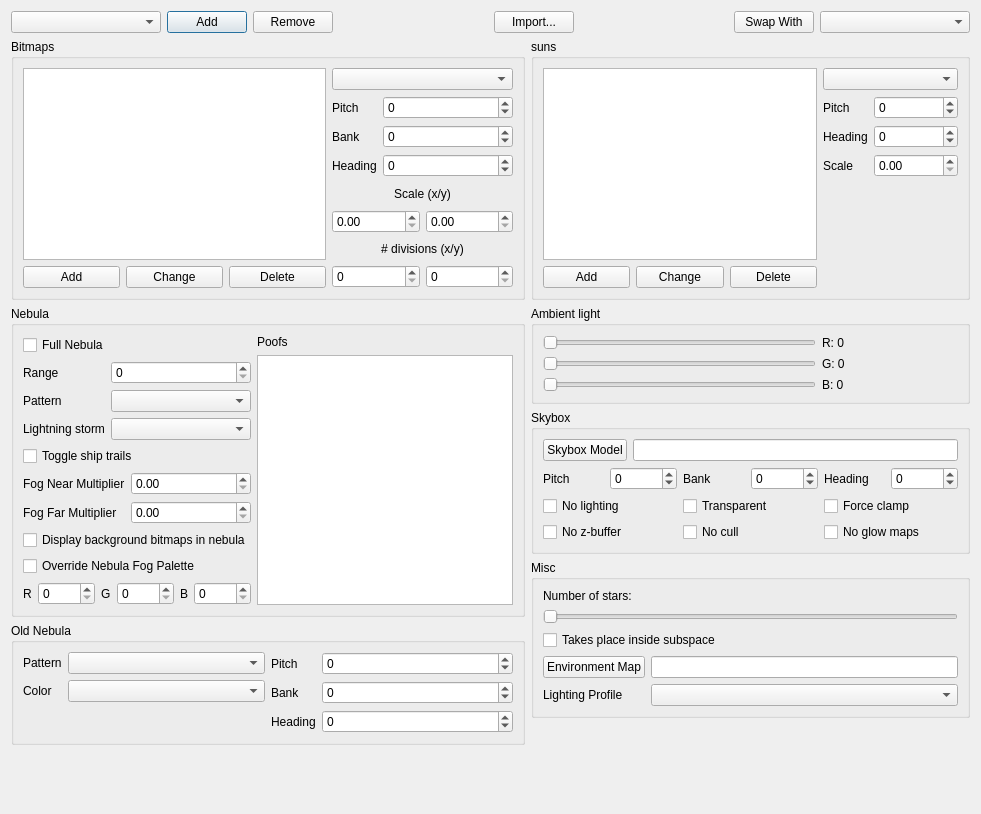
This is qtfred/ui/BackgroundEditor.ui in scp-fs2open/fs2open.github.com as Qt 5 draws it before an edit. The edited form follows.
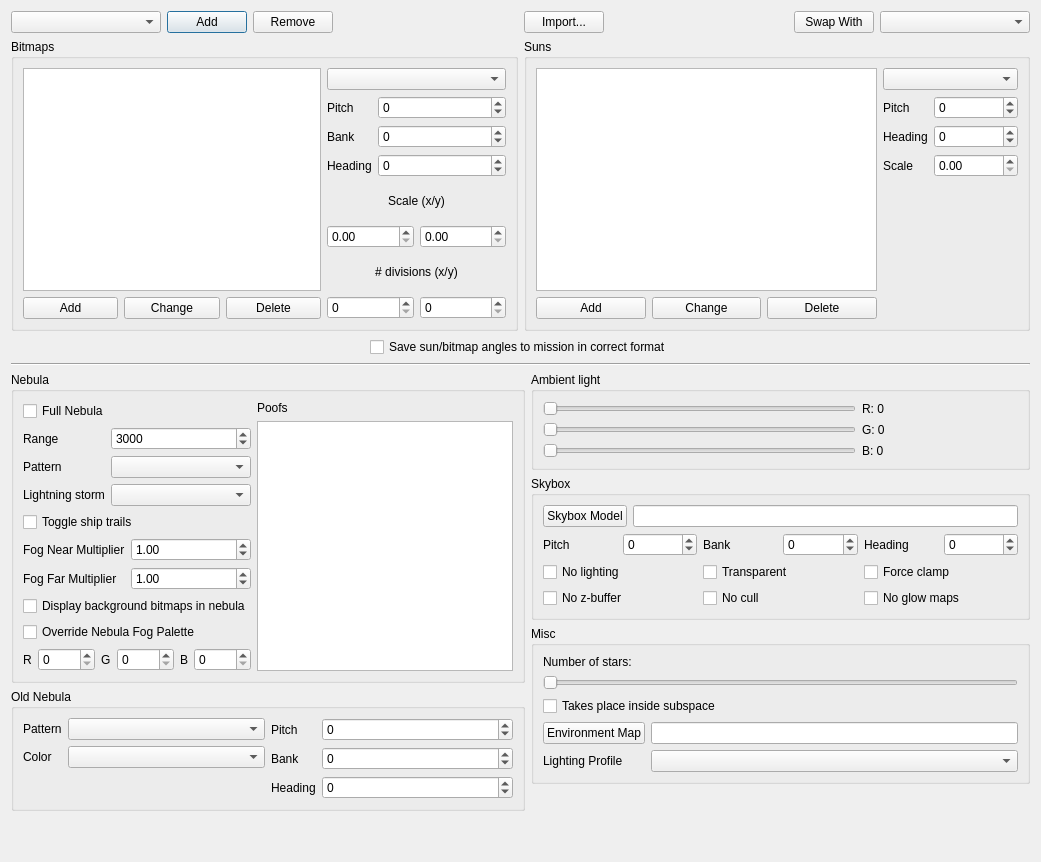
This is the edited form.

Commit message: nebula groups

Patch:
```diff
--- a/qtfred/ui/BackgroundEditor.ui
+++ b/qtfred/ui/BackgroundEditor.ui
@@ -6,8 +6,8 @@
    <rect>
     <x>0</x>
     <y>0</y>
-    <width>981</width>
-    <height>814</height>
+    <width>1041</width>
+    <height>862</height>
    </rect>
   </property>
   <property name="windowTitle">
@@ -93,9 +93,7 @@
     </layout>
    </item>
    <item>
-    <layout class="QHBoxLayout" name="mainHorizontalLayout">
-     <item>
-      <layout class="QVBoxLayout" name="leftLayout">
+    <layout class="QHBoxLayout" name="backgroundHorizontalLayout">
        <item>
         <widget class="QGroupBox" name="bitmapsGroupBox">
          <property name="title">
@@ -262,6 +260,165 @@
         </widget>
        </item>
        <item>
+      <widget class="QGroupBox" name="sunsGroupBox">
+       <property name="title">
+        <string>Suns</string>
+       </property>
+       <layout class="QHBoxLayout" name="horizontalLayout_16">
+        <item>
+         <layout class="QVBoxLayout" name="sunLeftLayout">
+          <item>
+           <widget class="QListWidget" name="sunsListWidget"/>
+          </item>
+          <item>
+           <layout class="QHBoxLayout" name="sunsButtonsLayout">
+            <item>
+             <widget class="QPushButton" name="addSunButton">
+              <property name="text">
+               <string>Add</string>
+              </property>
+             </widget>
+            </item>
+            <item>
+             <widget class="QPushButton" name="changeSunButton">
+              <property name="text">
+               <string>Change</string>
+              </property>
+             </widget>
+            </item>
+            <item>
+             <widget class="QPushButton" name="deleteSunButton">
+              <property name="text">
+               <string>Delete</string>
+              </property>
+             </widget>
+            </item>
+           </layout>
+          </item>
+         </layout>
+        </item>
+        <item>
+         <layout class="QVBoxLayout" name="sunRightLayout">
+          <item>
+           <widget class="QComboBox" name="sunSelectionCombo"/>
+          </item>
+          <item>
+           <layout class="QFormLayout" name="sunsFormLayout">
+            <item row="0" column="0">
+             <widget class="QLabel" name="sunsPitchLabel">
+              <property name="text">
+               <string>Pitch</string>
+              </property>
+             </widget>
+            </item>
+            <item row="0" column="1">
+             <widget class="QSpinBox" name="sunPitchSpin">
+              <property name="wrapping">
+               <bool>true</bool>
+              </property>
+              <property name="maximum">
+               <number>16777215</number>
+              </property>
+             </widget>
+            </item>
+            <item row="1" column="0">
+             <widget class="QLabel" name="sunsHeadingLabel">
+              <property name="text">
+               <string>Heading</string>
+              </property>
+             </widget>
+            </item>
+            <item row="1" column="1">
+             <widget class="QSpinBox" name="sunHeadingSpin">
+              <property name="wrapping">
+               <bool>true</bool>
+              </property>
+              <property name="maximum">
+               <number>16777215</number>
+              </property>
+             </widget>
+            </item>
+            <item row="2" column="0">
+             <widget class="QLabel" name="sunScaleLabel">
+              <property name="text">
+               <string>Scale</string>
+              </property>
+             </widget>
+            </item>
+            <item row="2" column="1">
+             <widget class="QDoubleSpinBox" name="sunScaleDoubleSpinBox">
+              <property name="minimumSize">
+               <size>
+                <width>75</width>
+                <height>0</height>
+               </size>
+              </property>
+              <property name="maximum">
+               <double>16777215.000000000000000</double>
+              </property>
+              <property name="singleStep">
+               <double>0.100000000000000</double>
+              </property>
+             </widget>
+            </item>
+           </layout>
+          </item>
+         </layout>
+        </item>
+       </layout>
+      </widget>
+     </item>
+    </layout>
+   </item>
+   <item>
+    <layout class="QHBoxLayout" name="backgroundFooterLayout">
+     <item>
+      <spacer name="checkboxCenteringLeft">
+       <property name="orientation">
+        <enum>Qt::Horizontal</enum>
+       </property>
+       <property name="sizeHint" stdset="0">
+        <size>
+         <width>40</width>
+         <height>20</height>
+        </size>
+       </property>
+      </spacer>
+     </item>
+     <item>
+      <widget class="QCheckBox" name="useCorrectAngleFormatCheckBox">
+       <property name="text">
+        <string>Save sun/bitmap angles to mission in correct format</string>
+       </property>
+      </widget>
+     </item>
+     <item>
+      <spacer name="checkboxCenteringRight">
+       <property name="orientation">
+        <enum>Qt::Horizontal</enum>
+       </property>
+       <property name="sizeHint" stdset="0">
+        <size>
+         <width>40</width>
+         <height>20</height>
+        </size>
+       </property>
+      </spacer>
+     </item>
+    </layout>
+   </item>
+   <item>
+    <widget class="Line" name="line">
+     <property name="orientation">
+      <enum>Qt::Horizontal</enum>
+     </property>
+    </widget>
+   </item>
+   <item>
+    <layout class="QHBoxLayout" name="mainHorizontalLayout">
+     <item>
+      <layout class="QVBoxLayout" name="leftLayout">
+       <item>
         <widget class="QGroupBox" name="nebulaGroupBox">
          <property name="title">
           <string>Nebula</string>
@@ -310,6 +467,9 @@
                 <property name="maximum">
                  <number>16777215</number>
                 </property>
+                <property name="value">
+                 <number>3000</number>
+                </property>
                </widget>
               </item>
              </layout>
@@ -345,6 +505,9 @@
                 <property name="singleStep">
                  <double>0.100000000000000</double>
                 </property>
+                <property name="value">
+                 <double>1.000000000000000</double>
+                </property>
                </widget>
               </item>
               <item row="1" column="1">
@@ -355,6 +518,9 @@
                 <property name="singleStep">
                  <double>0.100000000000000</double>
                 </property>
+                <property name="value">
+                 <double>1.000000000000000</double>
+                </property>
                </widget>
               </item>
              </layout>
@@ -437,7 +603,11 @@
              </widget>
             </item>
             <item>
-             <widget class="QListWidget" name="poofsListWidget"/>
+             <widget class="QListWidget" name="poofsListWidget">
+              <property name="selectionMode">
+               <enum>QAbstractItemView::MultiSelection</enum>
+              </property>
+             </widget>
             </item>
            </layout>
           </item>
@@ -567,115 +737,6 @@
      </item>
      <item>
       <layout class="QVBoxLayout" name="rightLayout">
-       <item>
-        <widget class="QGroupBox" name="sunsGroupBox">
-         <property name="title">
-          <string>suns</string>
-         </property>
-         <layout class="QHBoxLayout" name="horizontalLayout_16">
-          <item>
-           <layout class="QVBoxLayout" name="sunLeftLayout">
-            <item>
-             <widget class="QListWidget" name="sunsListWidget"/>
-            </item>
-            <item>
-             <layout class="QHBoxLayout" name="sunsButtonsLayout">
-              <item>
-               <widget class="QPushButton" name="addSunButton">
-                <property name="text">
-                 <string>Add</string>
-                </property>
-               </widget>
-              </item>
-              <item>
-               <widget class="QPushButton" name="changeSunButton">
-                <property name="text">
-                 <string>Change</string>
-                </property>
-               </widget>
-              </item>
-              <item>
-               <widget class="QPushButton" name="deleteSunButton">
-                <property name="text">
-                 <string>Delete</string>
-                </property>
-               </widget>
-              </item>
-             </layout>
-            </item>
-           </layout>
-          </item>
-          <item>
-           <layout class="QVBoxLayout" name="sunRightLayout">
-            <item>
-             <widget class="QComboBox" name="sunSelectionCombo"/>
-            </item>
-            <item>
-             <layout class="QFormLayout" name="sunsFormLayout">
-              <item row="0" column="0">
-               <widget class="QLabel" name="sunsPitchLabel">
-                <property name="text">
-                 <string>Pitch</string>
-                </property>
-               </widget>
-              </item>
-              <item row="0" column="1">
-               <widget class="QSpinBox" name="sunPitchSpin">
-                <property name="wrapping">
-                 <bool>true</bool>
-                </property>
-                <property name="maximum">
-                 <number>16777215</number>
-                </property>
-               </widget>
-              </item>
-              <item row="1" column="0">
-               <widget class="QLabel" name="sunsHeadingLabel">
-                <property name="text">
-                 <string>Heading</string>
-                </property>
-               </widget>
-              </item>
-              <item row="1" column="1">
-               <widget class="QSpinBox" name="sunHeadingSpin">
-                <property name="wrapping">
-                 <bool>true</bool>
-                </property>
-                <property name="maximum">
-                 <number>16777215</number>
-                </property>
-               </widget>
-              </item>
-              <item row="2" column="0">
-               <widget class="QLabel" name="sunScaleLabel">
-                <property name="text">
-                 <string>Scale</string>
-                </property>
-               </widget>
-              </item>
-              <item row="2" column="1">
-               <widget class="QDoubleSpinBox" name="sunScaleDoubleSpinBox">
-                <property name="minimumSize">
-                 <size>
-                  <width>75</width>
-                  <height>0</height>
-                 </size>
-                </property>
-                <property name="maximum">
-                 <double>16777215.000000000000000</double>
-                </property>
-                <property name="singleStep">
-                 <double>0.100000000000000</double>
-                </property>
-               </widget>
-              </item>
-             </layout>
-            </item>
-           </layout>
-          </item>
-         </layout>
-        </widget>
-       </item>
        <item>
         <widget class="QGroupBox" name="ambientLightGroupBox">
          <property name="title">
```
Lines whose indentation alone changed are shown as unchanged. The commit also changes 4 other files.
